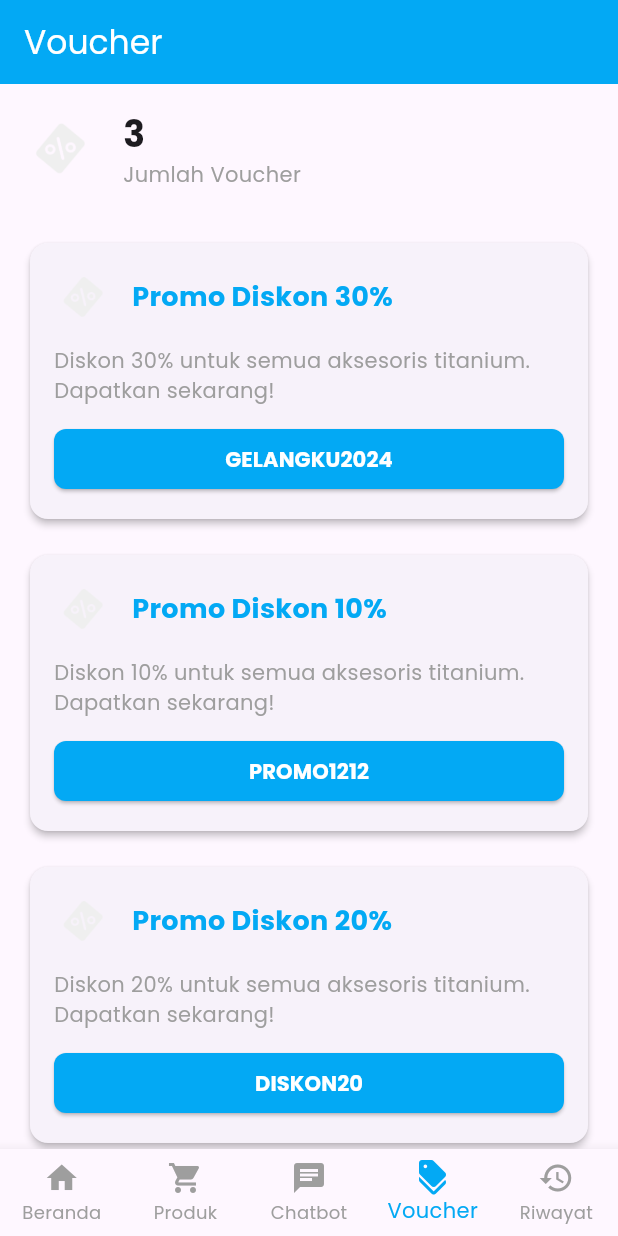
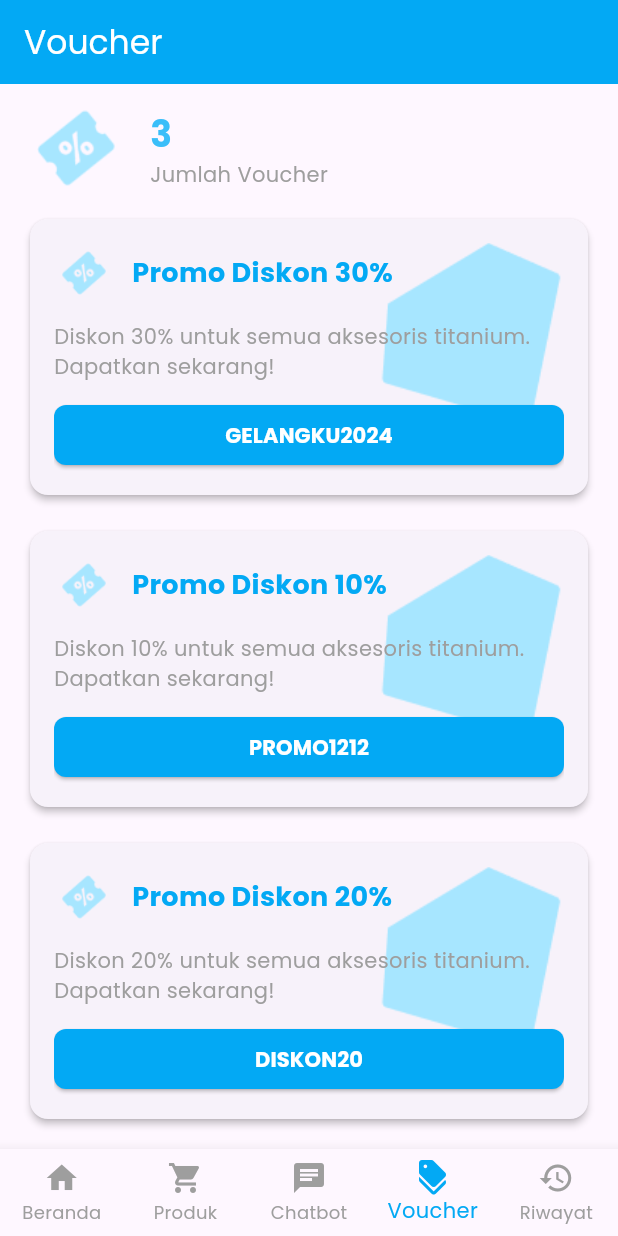
Before and after one commit to SkripsiApp/Skripsi-Mobile, a Flutter app: the screen it shows after launch, on a phone screen of 412 x 824 dp. Run offline on Flutter 3.47's test engine with Material 3 defaults, Android fonts, the phone set to English and light mode, and no system bars; our stand-ins replace dio, get, google_fonts, jwt_decoder, shared_preferences; accounts and stored records are empty.

Commit message:
fix: card voucher

```diff
--- a/lib/ui/voucher/voucher_screen.dart
+++ b/lib/ui/voucher/voucher_screen.dart
@@ -22,15 +22,15 @@ class _VoucherScreenState extends State<VoucherScreen> {
       body: Column(
         children: [
           Container(
-            padding: const EdgeInsets.all(16),
+            padding: const EdgeInsets.symmetric(horizontal: 16, vertical: 8),
             child: Row(
               children: [
                 Image.asset(
-                  'assets/img/discount.png',
-                  width: 50,
-                  height: 50,
+                  'assets/img/voucher2.png',
+                  width: 70,
+                  height: 70,
                 ),
-                const SizedBox(width: 16),
+                const SizedBox(width: 14),
                 const Column(
                   crossAxisAlignment: CrossAxisAlignment.start,
                   children: [
@@ -39,6 +39,7 @@ class _VoucherScreenState extends State<VoucherScreen> {
                       style: TextStyle(
                         fontSize: 24,
                         fontWeight: FontWeight.bold,
+                        color: Color(0xFF3ABEF9),
                       ),
                     ),
                     Text(
@@ -54,7 +55,7 @@ class _VoucherScreenState extends State<VoucherScreen> {
           ),
           Expanded(
             child: ListView(
-              padding: const EdgeInsets.all(16),
+              padding: const EdgeInsets.only(top: 0, left: 16, right: 16),
               children: [
                 _buildVoucherCard(
                   'Promo Diskon 30%',
@@ -73,6 +74,12 @@ class _VoucherScreenState extends State<VoucherScreen> {
                   'Diskon 20% untuk semua aksesoris titanium. Dapatkan sekarang!',
                   'DISKON20',
                 ),
+                const SizedBox(height: 16),
+                _buildVoucherCard(
+                  'Promo Diskon 20%',
+                  'Diskon 20% untuk semua aksesoris titanium. Dapatkan sekarang!',
+                  'DISKON20',
+                ),
               ],
             ),
           ),
@@ -80,7 +87,7 @@ class _VoucherScreenState extends State<VoucherScreen> {
       ),
       bottomNavigationBar: BottomNavigationBar(
         type: BottomNavigationBarType.fixed,
-        currentIndex: 3, // Voucher tab is selected
+        currentIndex: 3,
         items: const [
           BottomNavigationBarItem(
             icon: Icon(Icons.home),
@@ -117,13 +124,24 @@ class _VoucherScreenState extends State<VoucherScreen> {
       ),
       child: Padding(
         padding: const EdgeInsets.all(16),
-        child: Column(
+        child: Stack(
+          children: [
+             Positioned(
+              top: -30,
+              right: -40,
+                child: Image.asset(
+                  'assets/img/diamond.png',
+                  width: 200,
+                  height: 200,
+                ),
+            ),
+            Column(
               crossAxisAlignment: CrossAxisAlignment.start,
               children: [
                 Row(
                   children: [
                     Image.asset(
-                  'assets/img/discount.png',
+                      'assets/img/voucher.png',
                       width: 40,
                       height: 40,
                     ),
@@ -166,7 +184,10 @@ class _VoucherScreenState extends State<VoucherScreen> {
                 ),
               ],
             ),
+          ],
+        ),
       ),
     );
   }
+
 }
```
Also changed, not shown: assets/img/diamond.png (added), assets/img/voucher.png (added), assets/img/voucher2.png (added). Lines whose indentation alone changed are shown as unchanged.
